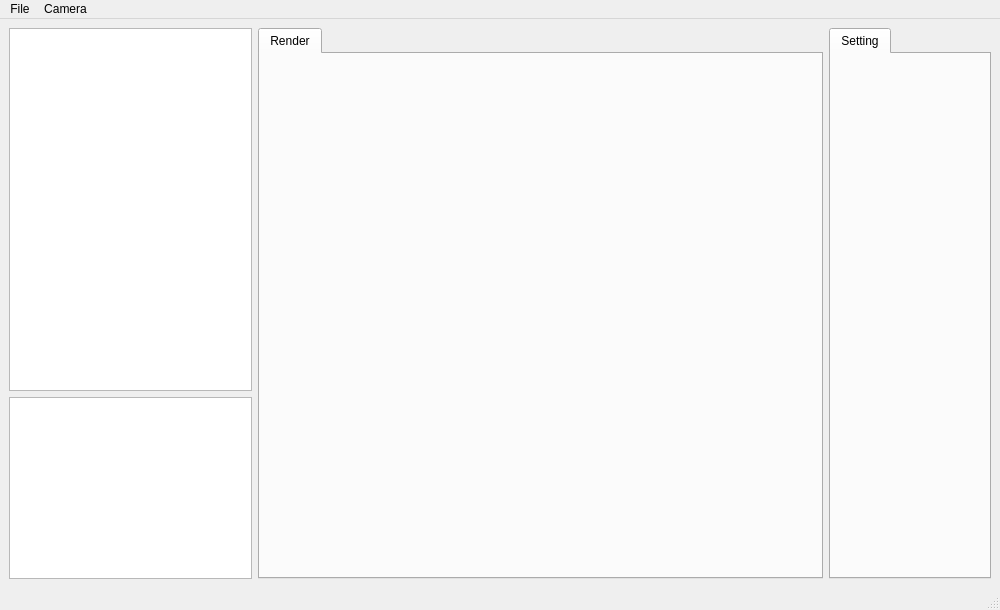
The window that src/ui/MainWindow.ui (StrongerSuperman/pvd_custom) describes before a commit, drawn with Qt 5.
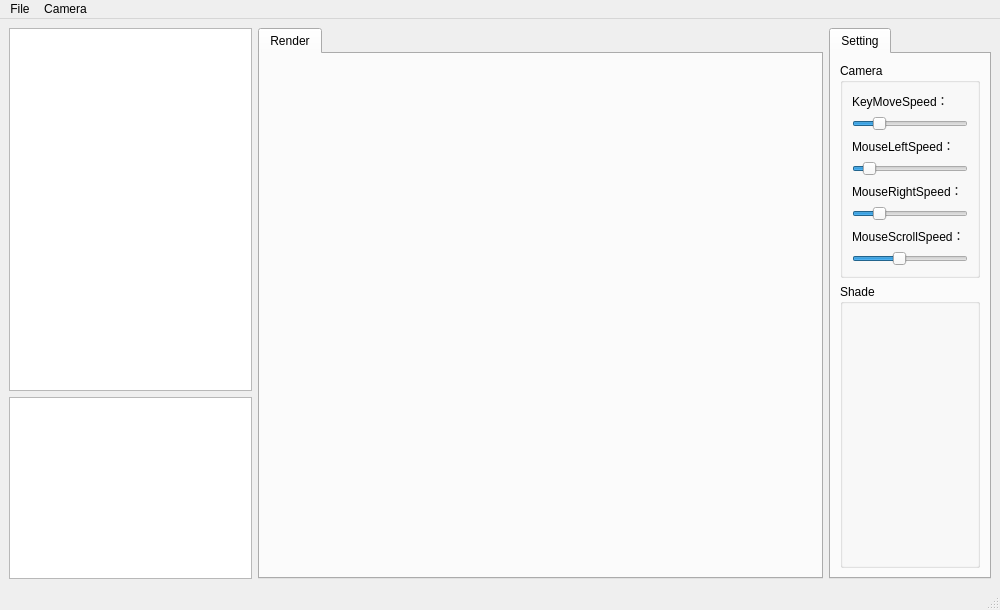
The same window after the commit. Custom widgets are drawn as their Qt base class.

Commit message: add feature(add camera speed control in setting panel)

The edit to the form file:
```diff
--- a/src/ui/MainWindow.ui
+++ b/src/ui/MainWindow.ui
@@ -80,6 +80,12 @@
        </item>
        <item>
         <widget class="QTabWidget" name="rightTabWidget">
+         <property name="sizePolicy">
+          <sizepolicy hsizetype="Preferred" vsizetype="Expanding">
+           <horstretch>0</horstretch>
+           <verstretch>0</verstretch>
+          </sizepolicy>
+         </property>
          <property name="focusPolicy">
           <enum>Qt::ClickFocus</enum>
          </property>
@@ -90,6 +96,129 @@
           <attribute name="title">
            <string>Setting</string>
           </attribute>
+          <layout class="QVBoxLayout" name="verticalLayout_3">
+           <item>
+            <widget class="QGroupBox" name="camCtr">
+             <property name="sizePolicy">
+              <sizepolicy hsizetype="Preferred" vsizetype="Fixed">
+               <horstretch>0</horstretch>
+               <verstretch>0</verstretch>
+              </sizepolicy>
+             </property>
+             <property name="title">
+              <string>Camera</string>
+             </property>
+             <layout class="QVBoxLayout" name="verticalLayout_4">
+              <item>
+               <layout class="QVBoxLayout" name="verticalLayout">
+                <item>
+                 <widget class="QLabel" name="KeyMoveSpeed">
+                  <property name="text">
+                   <string>KeyMoveSpeed：</string>
+                  </property>
+                 </widget>
+                </item>
+                <item>
+                 <widget class="QSlider" name="SliderKeyMoveSpeed">
+                  <property name="maximum">
+                   <number>1000</number>
+                  </property>
+                  <property name="singleStep">
+                   <number>10</number>
+                  </property>
+                  <property name="value">
+                   <number>200</number>
+                  </property>
+                  <property name="orientation">
+                   <enum>Qt::Horizontal</enum>
+                  </property>
+                 </widget>
+                </item>
+                <item>
+                 <widget class="QLabel" name="MouseLeftSpeed">
+                  <property name="text">
+                   <string>MouseLeftSpeed：</string>
+                  </property>
+                 </widget>
+                </item>
+                <item>
+                 <widget class="QSlider" name="SliderMouseRightSpeed">
+                  <property name="maximum">
+                   <number>1000</number>
+                  </property>
+                  <property name="singleStep">
+                   <number>10</number>
+                  </property>
+                  <property name="value">
+                   <number>100</number>
+                  </property>
+                  <property name="orientation">
+                   <enum>Qt::Horizontal</enum>
+                  </property>
+                 </widget>
+                </item>
+                <item>
+                 <widget class="QLabel" name="MouseRightSpeed">
+                  <property name="text">
+                   <string>MouseRightSpeed：</string>
+                  </property>
+                 </widget>
+                </item>
+                <item>
+                 <widget class="QSlider" name="SliderMouseLeftSpeed">
+                  <property name="maximum">
+                   <number>1000</number>
+                  </property>
+                  <property name="singleStep">
+                   <number>10</number>
+                  </property>
+                  <property name="value">
+                   <number>200</number>
+                  </property>
+                  <property name="orientation">
+                   <enum>Qt::Horizontal</enum>
+                  </property>
+                 </widget>
+                </item>
+                <item>
+                 <widget class="QLabel" name="MouseScrollSpeed">
+                  <property name="text">
+                   <string>MouseScrollSpeed：</string>
+                  </property>
+                 </widget>
+                </item>
+                <item>
+                 <widget class="QSlider" name="SliderMouseScrollSpeed">
+                  <property name="maximum">
+                   <number>100</number>
+                  </property>
+                  <property name="value">
+                   <number>40</number>
+                  </property>
+                  <property name="orientation">
+                   <enum>Qt::Horizontal</enum>
+                  </property>
+                 </widget>
+                </item>
+               </layout>
+              </item>
+             </layout>
+            </widget>
+           </item>
+           <item>
+            <widget class="QGroupBox" name="shadeCtr">
+             <property name="sizePolicy">
+              <sizepolicy hsizetype="Preferred" vsizetype="Preferred">
+               <horstretch>0</horstretch>
+               <verstretch>0</verstretch>
+              </sizepolicy>
+             </property>
+             <property name="title">
+              <string>Shade</string>
+             </property>
+            </widget>
+           </item>
+          </layout>
          </widget>
         </widget>
        </item>
```
The commit also changes 5 other files.
